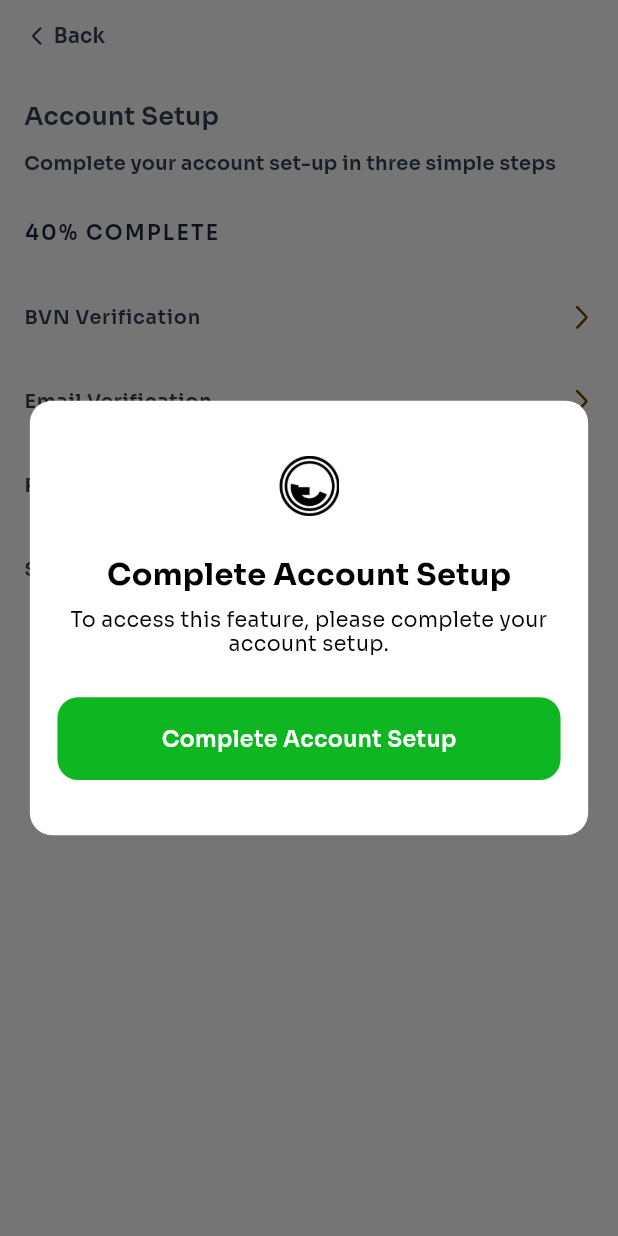
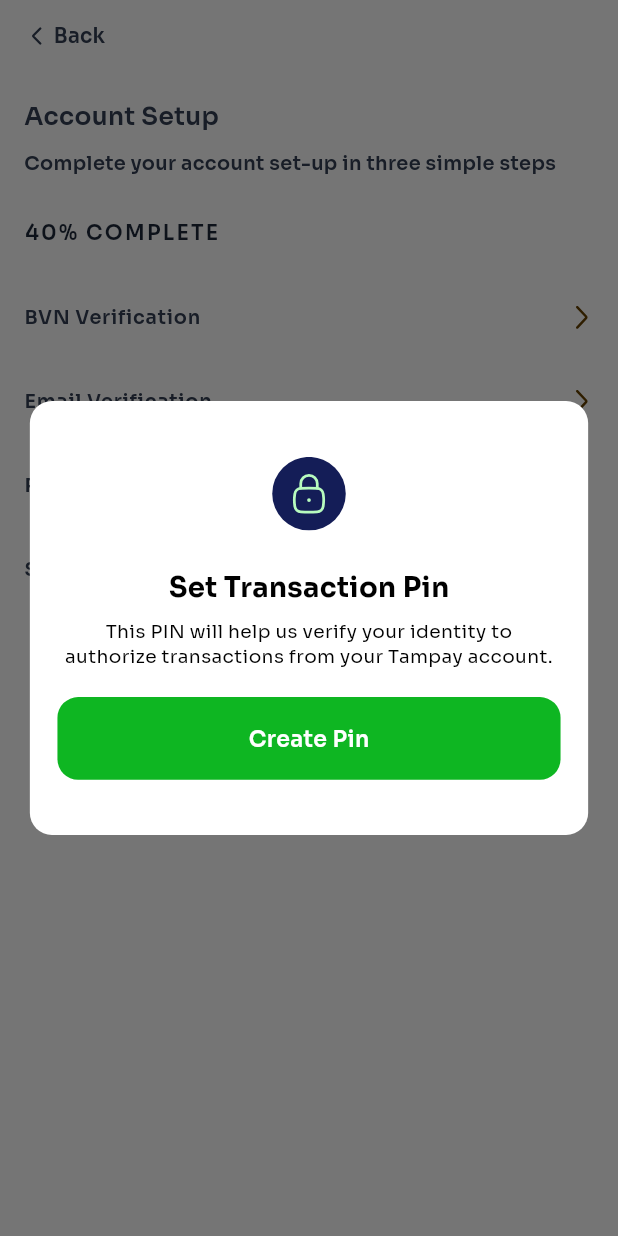
Before and after one commit to benthemobileguy/mfb-mobile, a Flutter app: the AccountSetupScreen screen opened by its route, after a tap on "BVN Verification", on a phone screen of 412 x 824 dp. Run offline on Flutter 3.47's test engine with Material 3 defaults, Android fonts, the phone set to English and light mode, and no system bars; our stand-ins replace flutter_card_swiper, flutter_staggered_animations, flutter_svg, pinput, shared_preferences; accounts and stored records are empty.

Commit message:
Add fixes to dialog

```diff
--- a/lib/app/routes/app_pages.dart
+++ b/lib/app/routes/app_pages.dart
@@ -3,6 +3,7 @@ import 'package:tampay_mobile/app/login/login_screen.dart';
 import 'package:tampay_mobile/app/signup/account_setup_screen.dart';
 import 'package:tampay_mobile/app/signup/create_pass_screen.dart';
 import 'package:tampay_mobile/app/signup/forgot_password.dart';
+import 'package:tampay_mobile/app/signup/welcome_screen.dart';
 import 'package:tampay_mobile/app/view/home/add_money/add_money_screen.dart';
 import 'package:tampay_mobile/app/view/home/add_money/funding_success_screen.dart';
 import 'package:tampay_mobile/app/view/home/base.dart';
@@ -31,7 +32,7 @@ import '../view/intro/intro_screen.dart';
 import 'app_routes.dart';
 
 class AppPages {
-  static const initialRoute = Routes.homeRoute;
+  static const initialRoute = Routes.introRoute;
   static Map<String, WidgetBuilder> routes = {
     Routes.homeRoute: (context) => const SplashScreen(),
     Routes.homeScreenRoute: (context) => const Base(),
@@ -60,6 +61,7 @@ class AppPages {
     Routes.transactionSuccessfulRoute: (context) =>
         const TransactionSuccessfulScreen(),
     Routes.payBillsRoute: (context) => const PayBillsScreen(),
+    Routes.welcomeRoute: (context) => const WelcomeScreen(),
     Routes.insuranceRoute: (context) => const InsuranceScreen(),
     Routes.addMoneyRoute: (context) => const AddMoneyScreen(),
     Routes.convertRoute: (context) => const ConvertScreen(),
--- a/lib/app/routes/app_routes.dart
+++ b/lib/app/routes/app_routes.dart
@@ -22,6 +22,7 @@ abstract class Routes {
   static const bankTransferRoute = Paths.bankTransferPath;
   static const accountSetUpRoute = Paths.accountSetUpPath;
   static const payBillsRoute = Paths.payBillsPath;
+  static const welcomeRoute = Paths.welcomePath;
   static const sendMoneyConfirmationRoute = Paths.sendMoneyConfirmationPath;
   static const transactionDetailsRoute = Paths.transactionDetailsPath;
   static const transactionSuccessfulRoute = Paths.transactionSuccessfulPath;
@@ -36,6 +37,7 @@ abstract class Paths {
   static const homeScreenPath = "/HomeScreen";
   static const splashPath = "/SplashScreen";
   static const introPath = "/IntroScreen";
+  static const welcomePath = "/WelcomeScreen";
   static const loginPath = "/LoginScreen";
   static const forgotPath = "/ForgotPassword";
   static const verifyEmailPath = "/VerifyEmailPassword";
--- a/lib/app/signup/account_setup_screen.dart
+++ b/lib/app/signup/account_setup_screen.dart
@@ -43,62 +43,74 @@ class _AccountSetupScreenState extends State<AccountSetupScreen> {
               getCustomFont("40% COMPLETE", 15, h6, 1,
                   fontWeight: FontWeight.w600, letterSpacing: 1.5),
               getVerSpace(FetchPixels.getPixelHeight(20)),
-              customListTile("BVN Verification", 14, grey700,1, trailingImagePath: "chevron_right.svg", onTap: () {
+              customListTile("BVN Verification", 14, grey700, 1,
+                  trailingImagePath: "chevron_right.svg", onTap: () {
                 showDialog(
                     barrierDismissible: true,
                     builder: (context) {
                       return VerifyDialog(
-                        title: "Complete Account Setup",
+                        title: "Set Transaction Pin",
+                        imagePath: "lock.svg",
                         description:
-                        "To access this feature, please complete your account setup.",
+                            "This PIN will help us verify your identity to authorize transactions from your Tampay account.",
                         onOk: () {
                           Navigator.pop(context);
-                        }, okText: "Complete Account Setup",
+                        },
+                        okText: "Create Pin",
                       );
                     },
                     context: context);
               }),
-              customListTile("Email Verification", 14, grey700,1, trailingImagePath: "chevron_right.svg", onTap: () {
+              customListTile("Email Verification", 14, grey700, 1,
+                  trailingImagePath: "chevron_right.svg", onTap: () {
                 showDialog(
                     barrierDismissible: true,
                     builder: (context) {
                       return VerifyDialog(
-                        title: "Complete Account Setup",
+                        title: "Set Transaction Pin",
+                        imagePath: "lock.svg",
                         description:
-                        "To access this feature, please complete your account setup.",
+                            "This PIN will help us verify your identity to authorize transactions from your Tampay account.",
                         onOk: () {
                           Navigator.pop(context);
-                        }, okText: "Complete Account Setup",
+                        },
+                        okText: "Create Pin",
                       );
                     },
                     context: context);
               }),
-              customListTile("Phone Number", 14, grey700,1, trailingImagePath: "chevron_right.svg", onTap: () {
+              customListTile("Phone Number", 14, grey700, 1,
+                  trailingImagePath: "chevron_right.svg", onTap: () {
                 showDialog(
                     barrierDismissible: true,
                     builder: (context) {
                       return VerifyDialog(
-                        title: "Complete Account Setup",
+                        title: "Set Transaction Pin",
+                        imagePath: "lock.svg",
                         description:
-                        "To access this feature, please complete your account setup.",
+                            "This PIN will help us verify your identity to authorize transactions from your Tampay account.",
                         onOk: () {
                           Navigator.pop(context);
-                        }, okText: "Complete Account Setup",
+                        },
+                        okText: "Create Pin",
                       );
                     },
                     context: context);
               }),
-              customListTile("Set Pin", 14, grey700,1, trailingImagePath: "chevron_right.svg", onTap: () {
+              customListTile("Set Pin", 14, grey700, 1,
+                  trailingImagePath: "chevron_right.svg", onTap: () {
                 showDialog(
                     barrierDismissible: true,
                     builder: (context) {
                       return VerifyDialog(
-                        title: "Complete Account Setup",
+                        title: "Set Transaction Pin",
+                        imagePath: "lock.svg",
                         description:
-                        "To access this feature, please complete your account setup.",
+                            "This PIN will help us verify your identity to authorize transactions from your Tampay account.",
                         onOk: () {
                           Navigator.pop(context);
-                        }, okText: "Complete Account Setup",
+                        },
+                        okText: "Create Pin",
                       );
                     },
                     context: context);
--- a/lib/app/view/dialog/verify_dialog.dart
+++ b/lib/app/view/dialog/verify_dialog.dart
@@ -1,17 +1,21 @@
 import 'package:flutter/material.dart';
-
-import '../../../base/constant.dart';
 import '../../../base/resizer/fetch_pixels.dart';
 import '../../../base/widget_utils.dart';
 import '../../../theme/color_data.dart';
-import '../../routes/app_routes.dart';
 
 class VerifyDialog extends StatefulWidget {
   String title;
   String description;
   Function onOk;
   String okText;
-  VerifyDialog({super.key, required this.title, required this.onOk, required this.okText, required this.description});
+  String? imagePath;
+  VerifyDialog(
+      {super.key,
+      required this.title,
+      required this.onOk,
+      required this.okText,
+      required this.description,
+      this.imagePath});
 
   @override
   State<VerifyDialog> createState() => _VerifyDialogState();
@@ -55,25 +59,26 @@ class _VerifyDialogState extends State<VerifyDialog>
             mainAxisAlignment: MainAxisAlignment.spaceBetween,
             children: [
               getVerSpace(FetchPixels.getPixelHeight(40)),
-              getPngImage("tampay_logo.png", width: 40, height: 40),
+              getSvgImage(widget.imagePath ?? "tampay_logo.svg",
+                  width: 50, height: 50),
               getVerSpace(FetchPixels.getPixelHeight(27)),
-              getCustomFont(widget.title, 22, Colors.black, 1,
+              getCustomFont(widget.title, 20, Colors.black, 1,
                   fontWeight: FontWeight.w700),
               getVerSpace(FetchPixels.getPixelHeight(8)),
               getPaddingWidget(
                 EdgeInsets.symmetric(
                     horizontal: FetchPixels.getPixelHeight(20)),
-                getMultilineCustomFont(widget.description, 15, Colors.black,
+                getMultilineCustomFont(widget.description, 13.5, Colors.black,
                     fontWeight: FontWeight.w400,
                     textAlign: TextAlign.center,
-                    txtHeight: FetchPixels.getPixelHeight(1.3)),
+                    txtHeight: FetchPixels.getPixelHeight(1.5)),
               ),
-              getVerSpace(FetchPixels.getPixelHeight(30)),
+              getVerSpace(FetchPixels.getPixelHeight(20)),
               getPaddingWidget(
                 EdgeInsets.symmetric(
                     horizontal: FetchPixels.getPixelHeight(20)),
-                getButton(
-                    context, primaryColor, widget.okText, Colors.white, widget.onOk, 16,
+                getButton(context, primaryColor, widget.okText, Colors.white,
+                    widget.onOk, 16,
                     weight: FontWeight.w600,
                     borderRadius:
                         BorderRadius.circular(FetchPixels.getPixelHeight(15)),
--- a/lib/main.dart
+++ b/lib/main.dart
@@ -1,4 +1,5 @@
 import 'package:flutter/material.dart';
+import 'package:tampay_mobile/app/routes/app_routes.dart';
 import 'app/routes/app_pages.dart';
 
 void main() {
@@ -17,7 +18,7 @@ class _MyAppState extends State<MyApp> {
   Widget build(BuildContext context) {
     return MaterialApp(
       debugShowCheckedModeBanner: false,
-      initialRoute: "/",
+      initialRoute: Routes.introRoute,
       routes: AppPages.routes,
     );
   }
```
Also changed, not shown: lib/app/signup/verify_email.dart (+8 -5 lines), lib/app/signup/welcome_screen.dart (added, +62 -0 lines), assets/images/lock.svg (added), assets/images/welcome_bg.png (added), assets/tampay_logo.svg (added).
